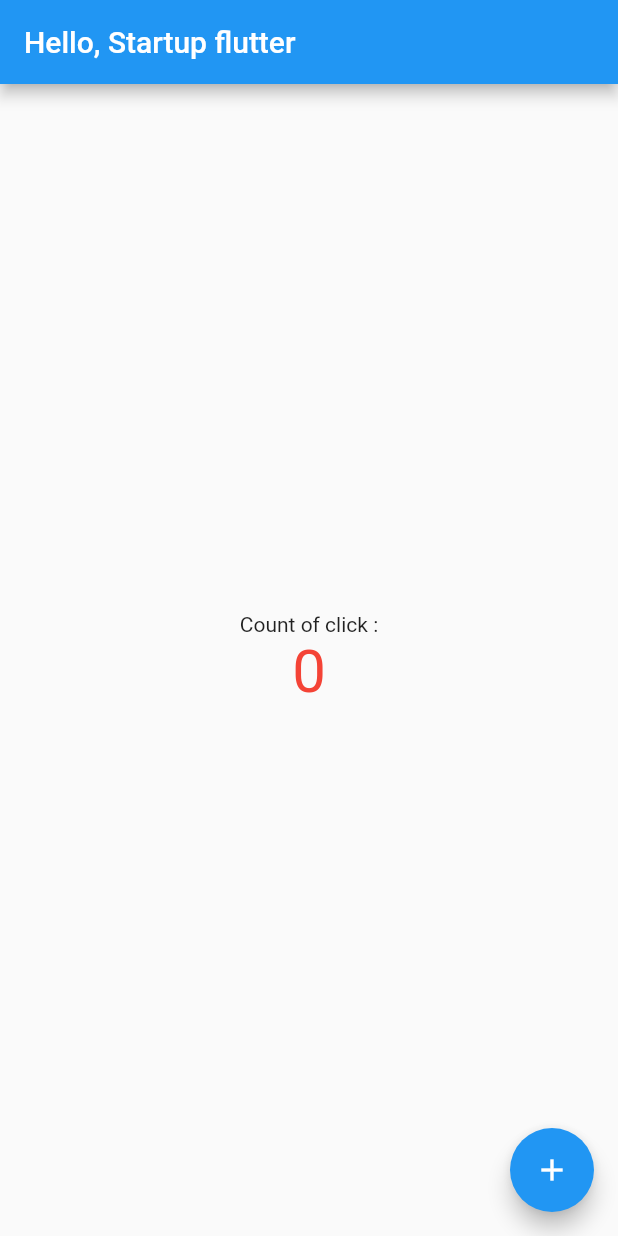
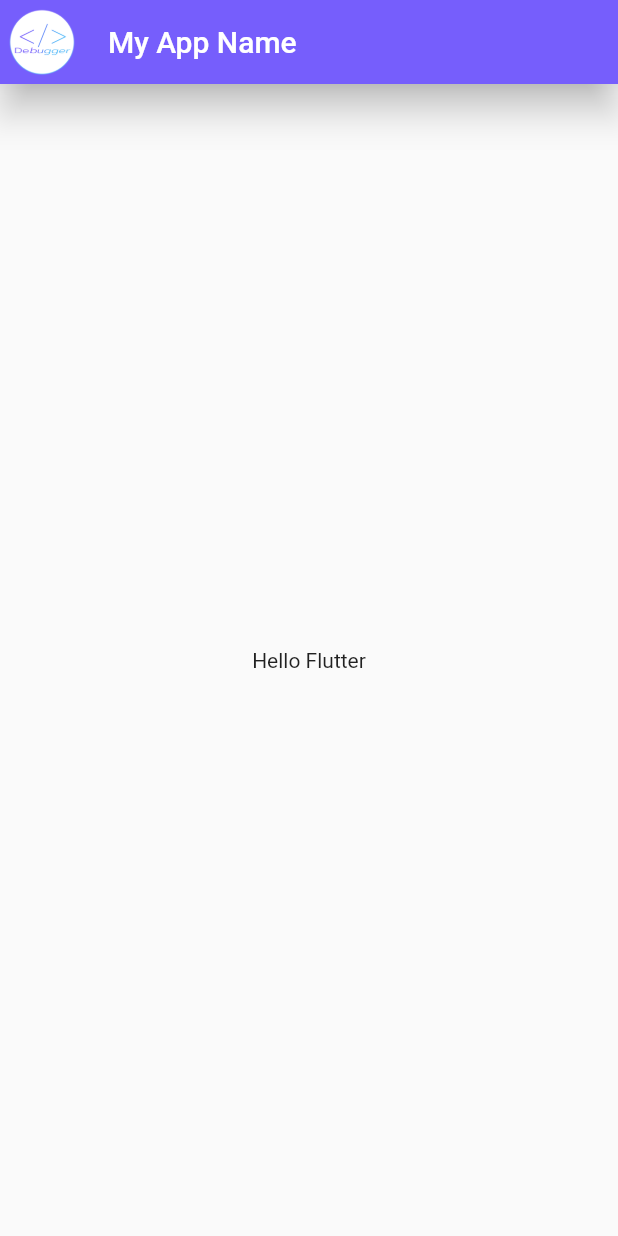
Before and after one commit to suracharttow/flutter_startup, a Flutter app: the screen it shows after launch, on a phone screen of 412 x 824 dp. Run offline on Flutter 3.47's test engine with Material 2 defaults, Android fonts, the light colour scheme and no system bars.

Commit message:
change appbar style

```diff
--- a/lib/main.dart
+++ b/lib/main.dart
@@ -11,105 +11,40 @@ class MyApp extends StatelessWidget {
   @override
   Widget build(BuildContext context) {
     return MaterialApp(
-      title: 'Flutter Demo',
-      theme: ThemeData(
-        // This is the theme of your application.
-        //
-        // Try running your application with "flutter run". You'll see the
-        // application has a blue toolbar. Then, without quitting the app, try
-        // changing the primarySwatch below to Colors.green and then invoke
-        // "hot reload" (press "r" in the console where you ran "flutter run",
-        // or simply save your changes to "hot reload" in a Flutter IDE).
-        // Notice that the counter didn't reset back to zero; the application
-        // is not restarted.
-        primarySwatch: Colors.blue,
-      ),
-      home: const MyHomePage(title: 'Hello, Startup flutter'),
-    );
+        title: 'Flutter Demo',
+        theme: ThemeData(
+          primarySwatch: Colors.blue,
+        ),
+        home: const MyHomePage(title: 'My App Name'),
+        debugShowCheckedModeBanner: false);
   }
 }
 
 class MyHomePage extends StatefulWidget {
   const MyHomePage({Key? key, required this.title}) : super(key: key);
-
-  // This widget is the home page of your application. It is stateful, meaning
-  // that it has a State object (defined below) that contains fields that affect
-  // how it looks.
-
-  // This class is the configuration for the state. It holds the values (in this
-  // case the title) provided by the parent (in this case the App widget) and
-  // used by the build method of the State. Fields in a Widget subclass are
-  // always marked "final".
-
   final String title;
 
   @override
   State<MyHomePage> createState() => _MyHomePageState();
 }
 
+//765EFC
 class _MyHomePageState extends State<MyHomePage> {
-  int _counter = 0;
-
-  void _incrementCounter() {
-    setState(() {
-      // This call to setState tells the Flutter framework that something has
-      // changed in this State, which causes it to rerun the build method below
-      // so that the display can reflect the updated values. If we changed
-      // _counter without calling setState(), then the build method would not be
-      // called again, and so nothing would appear to happen.
-      _counter++;
-    });
-  }
-
   @override
   Widget build(BuildContext context) {
-    // This method is rerun every time setState is called, for instance as done
-    // by the _incrementCounter method above.
-    //
-    // The Flutter framework has been optimized to make rerunning build methods
-    // fast, so that you can just rebuild anything that needs updating rather
-    // than having to individually change instances of widgets.
     return Scaffold(
       appBar: AppBar(
-        // Here we take the value from the MyHomePage object that was created by
-        // the App.build method, and use it to set our appbar title.
         title: Text(widget.title),
-      ),
-      body: Center(
-        // Center is a layout widget. It takes a single child and positions it
-        // in the middle of the parent.
-        child: Column(
-          // Column is also a layout widget. It takes a list of children and
-          // arranges them vertically. By default, it sizes itself to fit its
-          // children horizontally, and tries to be as tall as its parent.
-          //
-          // Invoke "debug painting" (press "p" in the console, choose the
-          // "Toggle Debug Paint" action from the Flutter Inspector in Android
-          // Studio, or the "Toggle Debug Paint" command in Visual Studio Code)
-          // to see the wireframe for each widget.
-          //
-          // Column has various properties to control how it sizes itself and
-          // how it positions its children. Here we use mainAxisAlignment to
-          // center the children vertically; the main axis here is the vertical
-          // axis because Columns are vertical (the cross axis would be
-          // horizontal).
-          mainAxisAlignment: MainAxisAlignment.center,
-          children: <Widget>[
-            const Text(
-              'Count of click :',
-            ),
-            Text(
-              '$_counter',
-              style: TextStyle(fontSize: 40, color: Colors.red),
-            ),
-          ],
+        elevation: 10,
+        backgroundColor: const Color(0xFF765EFC),
+        leading: Container(
+          padding: const EdgeInsets.all(5),
+          child: Image.asset('assets/images/logo.png'),
         ),
       ),
-      floatingActionButton: FloatingActionButton(
-        onPressed: _incrementCounter,
-        tooltip: 'Increment',
-        child: const Icon(Icons.add),
-      ), // This trailing comma makes auto-formatting nicer for build methods.
+      body: const Center(
+          child: Text(
+              'Hello Flutter')), // This trailing comma makes auto-formatting nicer for build methods.
     );
   }
 }
--- a/pubspec.yaml
+++ b/pubspec.yaml
@@ -58,7 +58,8 @@ flutter:
   uses-material-design: true
 
   # To add assets to your application, add an assets section, like this:
-  # assets:
+  assets:
+    - assets/images/
   #   - images/a_dot_burr.jpeg
   #   - images/a_dot_ham.jpeg
 
```
Also changed, not shown: assets/images/logo.png (added).
